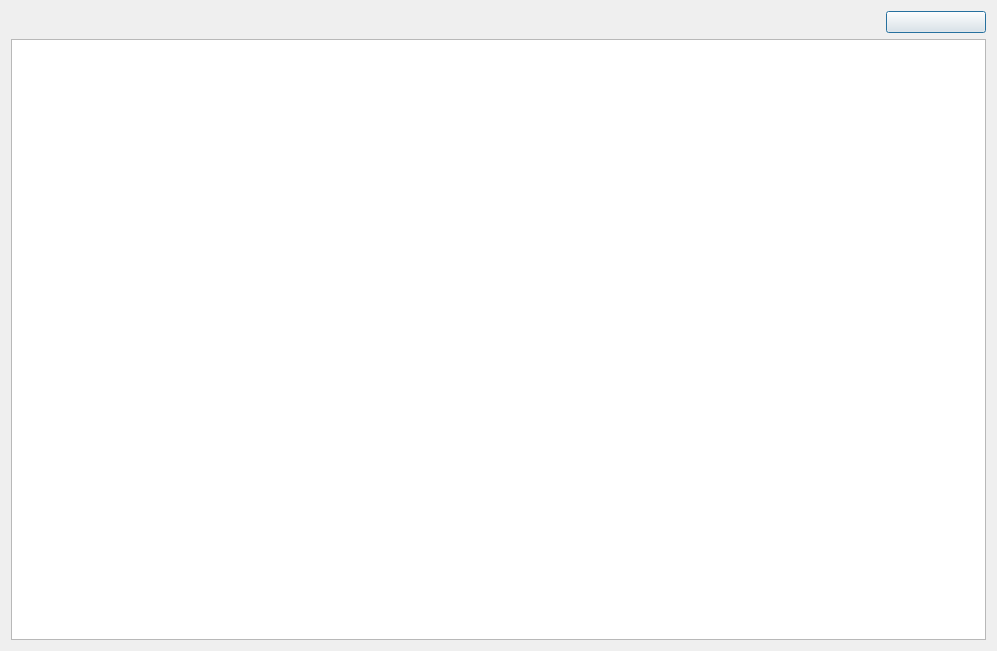
Before: the Qt Designer form Client/GamePage.ui in AmirHNzr/Poffer-Game-Project, drawn with Qt 5.
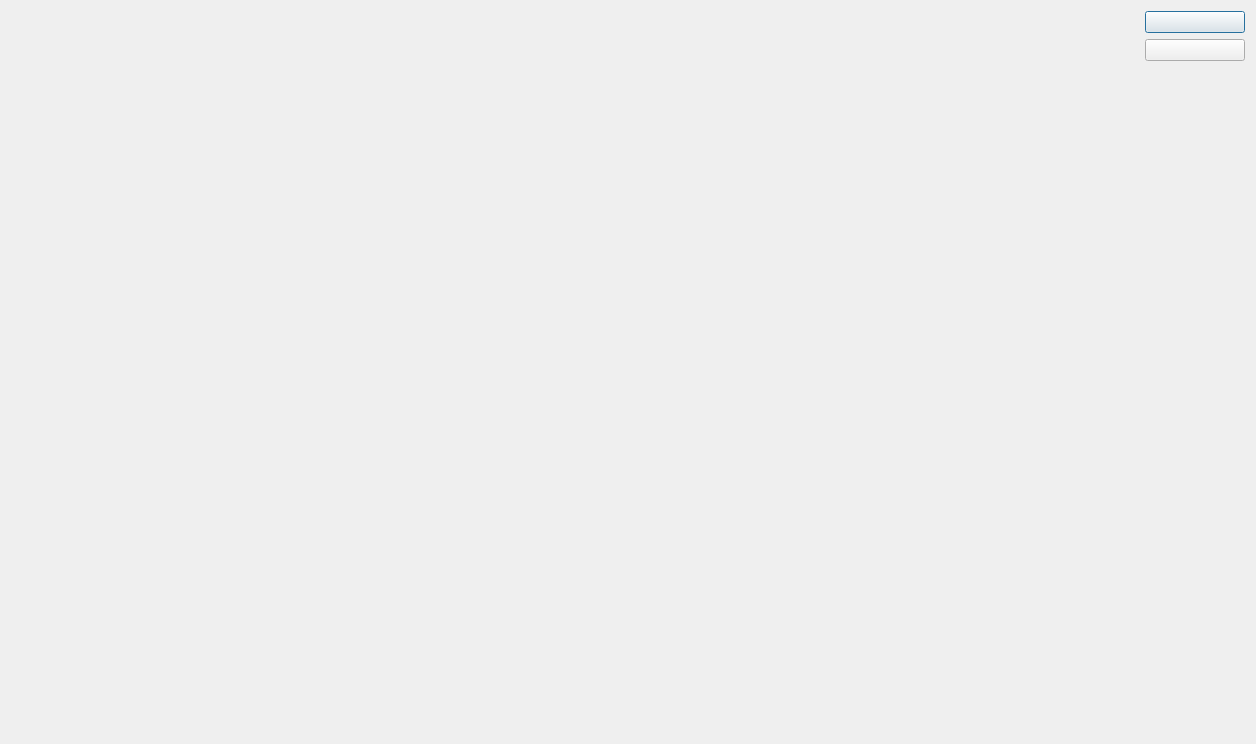
After: the same form once the commit is applied. Icons and pictures are not drawn.

Commit message: Added Disconnection/Reconnection and Exit/Home button codes

The edit to the form file:
```diff
--- a/Client/GamePage.ui
+++ b/Client/GamePage.ui
@@ -6,18 +6,48 @@
    <rect>
     <x>0</x>
     <y>0</y>
-    <width>997</width>
-    <height>651</height>
+    <width>1256</width>
+    <height>744</height>
    </rect>
   </property>
   <property name="windowTitle">
    <string>Dialog</string>
   </property>
+  <property name="styleSheet">
+   <string notr="true">QDialog {
+    background-image: url(':/Images/assets/hi.res.crt.png');
+    background-repeat: no-repeat;
+    background-position: center;
+}</string>
+  </property>
   <layout class="QGridLayout" name="gridLayout">
-   <item row="1" column="0">
-    <widget class="QGraphicsView" name="graphicsView"/>
-   </item>
    <item row="0" column="0">
+    <widget class="QPushButton" name="exitBtn">
+     <property name="maximumSize">
+      <size>
+       <width>100</width>
+       <height>50</height>
+      </size>
+     </property>
+     <property name="layoutDirection">
+      <enum>Qt::LayoutDirection::RightToLeft</enum>
+     </property>
+     <property name="text">
+      <string/>
+     </property>
+    </widget>
+   </item>
+   <item row="3" column="0">
+    <widget class="QGraphicsView" name="graphicsView">
+     <property name="styleSheet">
+      <string notr="true">QGraphicsView#graphicsView {
+    background: transparent;
+    border: none;
+}</string>
+     </property>
+    </widget>
+   </item>
+   <item row="1" column="0">
     <widget class="QPushButton" name="respauseBtn">
      <property name="maximumSize">
       <size>
```
The commit also changes 2 other files.
